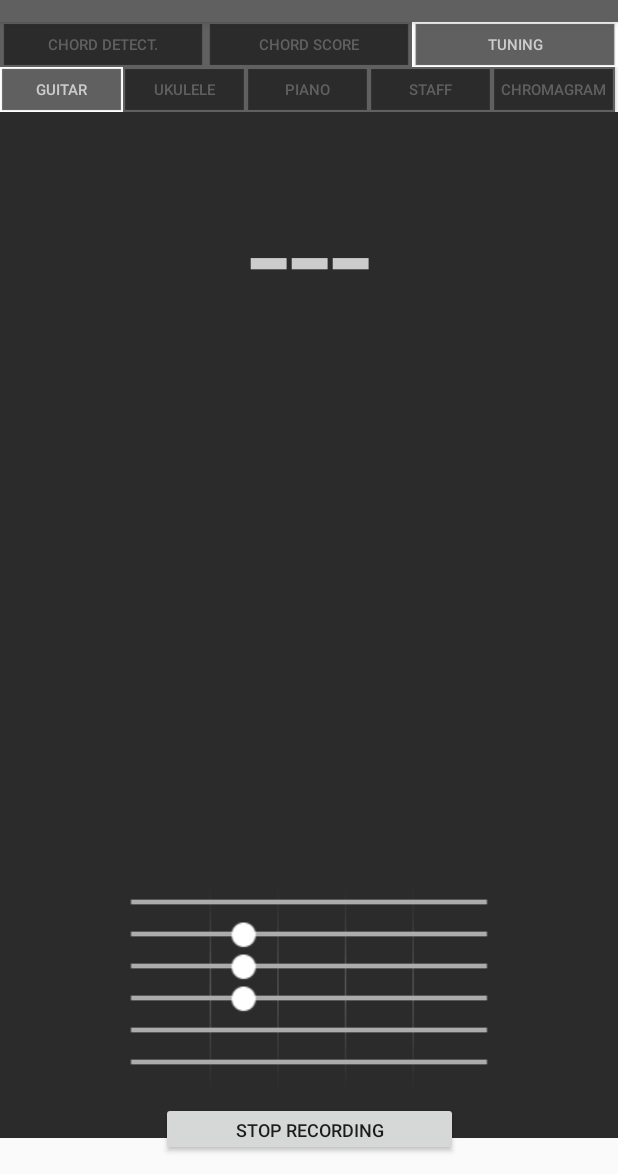
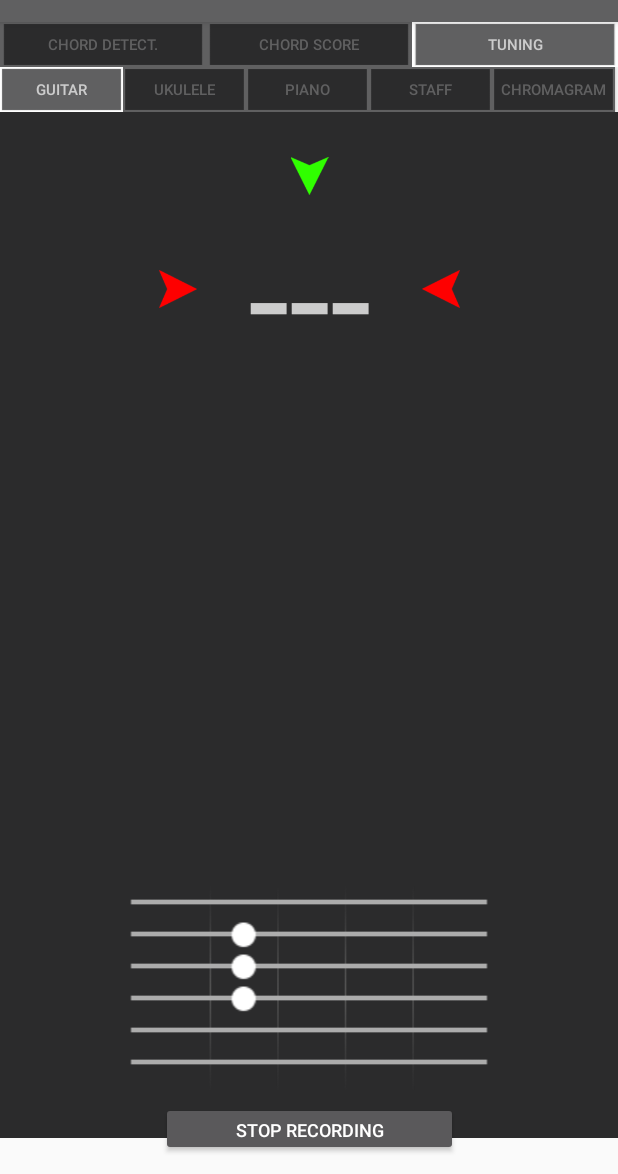
Before and after one commit to Minichain/EversongApp, an Android app: the screen it shows after launch (EversongActivity), after a tap on "START RECORDING", on a phone screen of 412 x 824 dp, the part 62-1236 px from its top. Run offline under Robolectric (Android 15) with nearby library versions, the phone set to English and light mode, and no system bars; 3 statements that could not run were skipped; 1 other tap on this screen came first.

Commit message:
"Tuning" functionality improved. Now it indicated the error of the note we are tuning with "arrows".

```diff
--- a/app/src/main/java/com/upf/minichain/eversongapp/EversongActivity.java
+++ b/app/src/main/java/com/upf/minichain/eversongapp/EversongActivity.java
@@ -39,12 +39,21 @@ public class EversongActivity extends AppCompatActivity {
     Button recordingButton;
     TextView pitchText;
     TextView spectralFlatnessText;
+    TextView musicPlayingDetectorText;
+
+    // CHORD DETECTION
     TextView chordNoteText;
+    TextView chordTypeText;
     TextView mostProbableChordNoteText;
     TextView mostProbableChordTypeText;
-    TextView chordTypeText;
+
+    // TUNING
     TextView tuningPitchNote;
-    TextView musicPlayingDetectorText;
+    LinearLayout tuningPitchNoteLayout;
+    ImageView tuningPitchNoteTopArrow;
+    ImageView tuningPitchNoteLeftArrow;
+    ImageView tuningPitchNoteRightArrow;
+
     EversongCanvas canvas;
 
     boolean musicBeingPlayed;
@@ -53,6 +62,7 @@ public class EversongActivity extends AppCompatActivity {
     float pitchProbability;
     float[] pitchDetectedBuffer;
     NotesEnum pitchNote;
+    float pitchNoteError;
     double spectralFlatnessValue;
     int[] chordDetected = new int[2];
     int[][] mostProbableChordBuffer;
@@ -88,6 +98,7 @@ public class EversongActivity extends AppCompatActivity {
         getLayoutInflater().inflate(R.layout.chart_menu, placeHolder);
 
         inflateChordChartLayouts();
+        inflateTuningPitchNoteLayout();
     }
 
     @Override
@@ -139,6 +150,7 @@ public class EversongActivity extends AppCompatActivity {
         polytonalMusicBeingPlayed = false;
         pitchDetected = -1;
         pitchNote = NotesEnum.NO_NOTE;
+        pitchNoteError = 0;
         pitchDetectedBuffer = new float[Parameters.getInstance().getPitchBufferSize()];
         chordDetected[0] = -1;
         chordDetected[1] = -1;
@@ -169,7 +181,11 @@ public class EversongActivity extends AppCompatActivity {
         // TUNING
         tuningPitchNote = this.findViewById(R.id.tuning_pitch_note);
         tuningPitchNote.setTextColor(mColor01);
-        tuningPitchNote.setText(ChordTypeEnum.Major.toString());
+        tuningPitchNote.setText(NotesEnum.NO_NOTE.toString());
+        tuningPitchNoteLayout = this.findViewById(R.id.tuning_pitch_note_layout);
+        tuningPitchNoteTopArrow = this.findViewById(R.id.tuning_pitch_note_top_arrow);
+        tuningPitchNoteLeftArrow = this.findViewById(R.id.tuning_pitch_note_left_arrow);
+        tuningPitchNoteRightArrow = this.findViewById(R.id.tuning_pitch_note_right_arrow);
 
         algorithmPerformanceText = this.findViewById(R.id.algorithm_performance);
         algorithmPerformanceText.setTextColor(mColor01);
@@ -327,9 +343,20 @@ public class EversongActivity extends AppCompatActivity {
                 break;
             case TUNING:
                 if (pitchDetected != -1) {
-                    pitchNote = AudioStack.getNoteByFrequency((double)pitchDetected);
+                    float[] tempPitch = AudioStack.getNoteByFrequencyAndError((double)pitchDetected, Parameters.BANDPASS_FILTER_LOW_FREQ, Parameters.BANDPASS_FILTER_HIGH_FREQ);
+                    pitchNote = NotesEnum.fromInteger((int)tempPitch[0]);
+                    pitchNoteError = tempPitch[1];
+                    tuningPitchNoteTopArrow.setAlpha(1f - Math.abs(pitchNoteError));
+                    if (pitchNoteError < 0) {
+                        tuningPitchNoteRightArrow.setAlpha(Math.abs(pitchNoteError));
+                        tuningPitchNoteLeftArrow.setAlpha(0f);
+                    } else {
+                        tuningPitchNoteLeftArrow.setAlpha(pitchNoteError);
+                        tuningPitchNoteRightArrow.setAlpha(0f);
+                    }
                 } else {
                     pitchNote = NotesEnum.NO_NOTE;
+                    pitchNoteError = 0;
                 }
                 if (tuningPitchNote.getVisibility() == View.VISIBLE) {
                     tuningPitchNote.setText(pitchNote.toString());
@@ -456,16 +483,19 @@ public class EversongActivity extends AppCompatActivity {
             case CHORD_DETECTION:
                 mostProbableChordNoteText.setVisibility(View.VISIBLE);
                 mostProbableChordTypeText.setVisibility(View.VISIBLE);
+                tuningPitchNoteLayout.setVisibility(View.GONE);
                 tuningPitchNote.setVisibility(View.GONE);
                 break;
             case CHORD_SCORE:
                 mostProbableChordNoteText.setVisibility(View.GONE);
                 mostProbableChordTypeText.setVisibility(View.GONE);
+                tuningPitchNoteLayout.setVisibility(View.GONE);
                 tuningPitchNote.setVisibility(View.GONE);
                 break;
             case TUNING:
                 mostProbableChordNoteText.setVisibility(View.GONE);
                 mostProbableChordTypeText.setVisibility(View.GONE);
+                tuningPitchNoteLayout.setVisibility(View.VISIBLE);
                 tuningPitchNote.setVisibility(View.VISIBLE);
                 break;
         }
@@ -482,6 +512,13 @@ public class EversongActivity extends AppCompatActivity {
 
         placeHolder = this.findViewById(R.id.staff_chord_chart_layout);
         getLayoutInflater().inflate(R.layout.staff_chord_chart, placeHolder);
+    }
+
+    private void inflateTuningPitchNoteLayout() {
+        LinearLayout placeHolder;
+
+        placeHolder = this.findViewById(R.id.tuning_pitch_note_layout);
+        getLayoutInflater().inflate(R.layout.tuning_pitch_note, placeHolder);
     }
 
     private void setChordChart() {
--- a/app/src/main/java/com/upf/minichain/eversongapp/EversongService.java
+++ b/app/src/main/java/com/upf/minichain/eversongapp/EversongService.java
@@ -15,6 +15,7 @@ import android.os.Process;
 import com.upf.minichain.eversongapp.enums.BroadcastExtra;
 import com.upf.minichain.eversongapp.enums.BroadcastMessage;
 import com.upf.minichain.eversongapp.enums.ChordTypeEnum;
+import com.upf.minichain.eversongapp.enums.EversongFunctionalities;
 import com.upf.minichain.eversongapp.enums.NotesEnum;
 
 import java.util.ArrayList;
@@ -168,7 +169,7 @@ public class EversongService extends Service {
     }
 
     public void processAudio() {
-        if (musicBeingPlayed) {
+        if (musicBeingPlayed && Parameters.getInstance().getFunctionalitySelected() == EversongFunctionalities.CHORD_DETECTION) {
             new Thread(new Runnable() {
                 @Override
                 public void run() {
--- a/app/src/main/res/layout/activity_main.xml
+++ b/app/src/main/res/layout/activity_main.xml
@@ -4,6 +4,7 @@
     xmlns:tools="http://schemas.android.com/tools"
     android:layout_width="match_parent"
     android:layout_height="match_parent"
+    android:theme = "@style/ThemeOverlay.AppCompat.Dark"
     tools:context=".EversongActivity">
 
     <LinearLayout
@@ -43,7 +44,7 @@
         android:layout_width="match_parent"
         android:layout_height="wrap_content"
         android:gravity="center"
-        android:layout_marginTop="10dp"
+        android:layout_marginTop="25dp"
         android:textSize="90sp"
         app:layout_constraintTop_toBottomOf="@+id/chart_menu_layout" />
     <TextView
@@ -55,14 +56,15 @@
         app:layout_constraintTop_toBottomOf="@+id/most_probable_chord_note" />
 
     <!--TUNING-->
-    <TextView
-        android:id="@+id/tuning_pitch_note"
+    <LinearLayout
+        android:id="@+id/tuning_pitch_note_layout"
         android:layout_width="match_parent"
         android:layout_height="wrap_content"
-        android:gravity="center"
-        android:layout_marginTop="25dp"
-        android:textSize="100sp"
-        app:layout_constraintTop_toBottomOf="@+id/chart_menu_layout" />
+        android:orientation="vertical"
+        android:layout_marginTop="30dp"
+        app:layout_constraintTop_toBottomOf="@+id/chart_menu_layout"
+        android:gravity="center_horizontal">
+    </LinearLayout>
 
     <!--DEBUG INFO-->
     <TextView
--- a/app/src/main/res/layout/settings_menu.xml
+++ b/app/src/main/res/layout/settings_menu.xml
@@ -4,6 +4,7 @@
     xmlns:tools="http://schemas.android.com/tools"
     android:layout_width="match_parent"
     android:layout_height="match_parent"
+    android:theme = "@style/ThemeOverlay.AppCompat"
     tools:context=".SettingsActivity">
 
     <ScrollView xmlns:android="http://schemas.android.com/apk/res/android"
--- /dev/null
+++ b/app/src/main/res/layout/tuning_pitch_note.xml
@@ -0,0 +1,64 @@
+<?xml version="1.0" encoding="utf-8"?>
+<android.support.constraint.ConstraintLayout xmlns:android="http://schemas.android.com/apk/res/android"
+    xmlns:app="http://schemas.android.com/apk/res-auto"
+    xmlns:tools="http://schemas.android.com/tools"
+    android:layout_width="match_parent"
+    android:layout_height="match_parent"
+    tools:context=".EversongActivity">
+
+    <android.support.constraint.ConstraintLayout
+        android:id="@+id/tuning_pitch_note_layout"
+        android:layout_width="wrap_content"
+        android:layout_height="wrap_content"
+        android:layout_marginEnd="8dp"
+        android:layout_marginStart="8dp"
+        app:layout_constraintEnd_toEndOf="parent"
+        app:layout_constraintStart_toStartOf="parent">
+
+        <ImageView
+            android:id="@+id/tuning_pitch_note_top_arrow_padding"
+            android:layout_width="25dp"
+            android:layout_height="25dp"
+            android:foregroundGravity="center_horizontal"
+            android:src="@drawable/top_green_arrow"
+            android:visibility="invisible" />
+
+        <ImageView
+            android:id="@+id/tuning_pitch_note_top_arrow"
+            android:layout_width="150dp"
+            android:layout_height="25dp"
+            android:foregroundGravity="center_horizontal"
+            android:gravity="center_horizontal"
+            android:src="@drawable/top_green_arrow"
+            app:layout_constraintLeft_toRightOf="@+id/tuning_pitch_note_top_arrow_padding" />
+
+        <ImageView
+            android:id="@+id/tuning_pitch_note_left_arrow"
+            android:layout_width="25dp"
+            android:layout_height="125dp"
+            android:foregroundGravity="center_horizontal"
+            android:gravity="center_vertical"
+            android:src="@drawable/left_red_arrow"
+            app:layout_constraintTop_toBottomOf="@+id/tuning_pitch_note_top_arrow" />
+
+        <TextView
+            android:id="@+id/tuning_pitch_note"
+            android:layout_width="150dp"
+            android:layout_height="125dp"
+            android:foregroundGravity="center_horizontal"
+            android:gravity="center"
+            android:textSize="100sp"
+            app:layout_constraintLeft_toRightOf="@+id/tuning_pitch_note_left_arrow"
+            app:layout_constraintTop_toBottomOf="@+id/tuning_pitch_note_top_arrow" />
+
+        <ImageView
+            android:id="@+id/tuning_pitch_note_right_arrow"
+            android:layout_width="25dp"
+            android:layout_height="125dp"
+            android:foregroundGravity="center_horizontal"
+            android:gravity="center_vertical"
+            android:src="@drawable/right_red_arrow"
+            app:layout_constraintLeft_toRightOf="@+id/tuning_pitch_note"
+            app:layout_constraintTop_toBottomOf="@+id/tuning_pitch_note_top_arrow" />
+    </android.support.constraint.ConstraintLayout>
+</android.support.constraint.ConstraintLayout>
```
Also changed, not shown: app/src/main/java/com/upf/minichain/eversongapp/AudioStack.java (+23 -7 lines), app/src/main/res/drawable/left_red_arrow.png (added), app/src/main/res/drawable/right_red_arrow.png (added), app/src/main/res/drawable/top_green_arrow.png (added).
